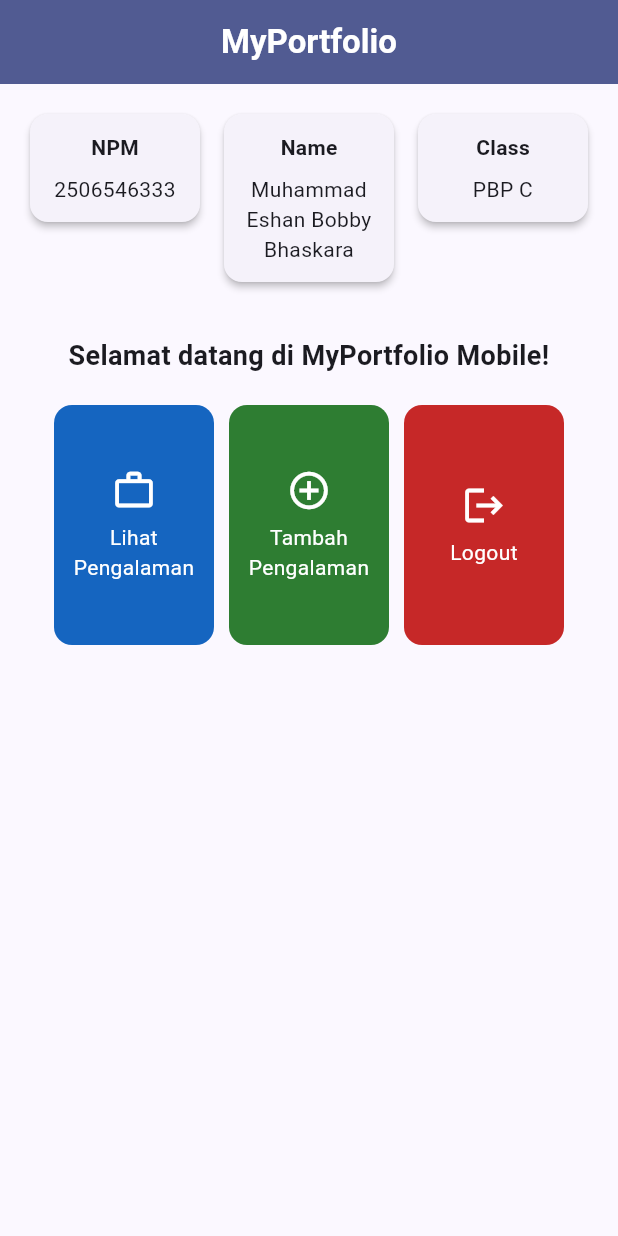
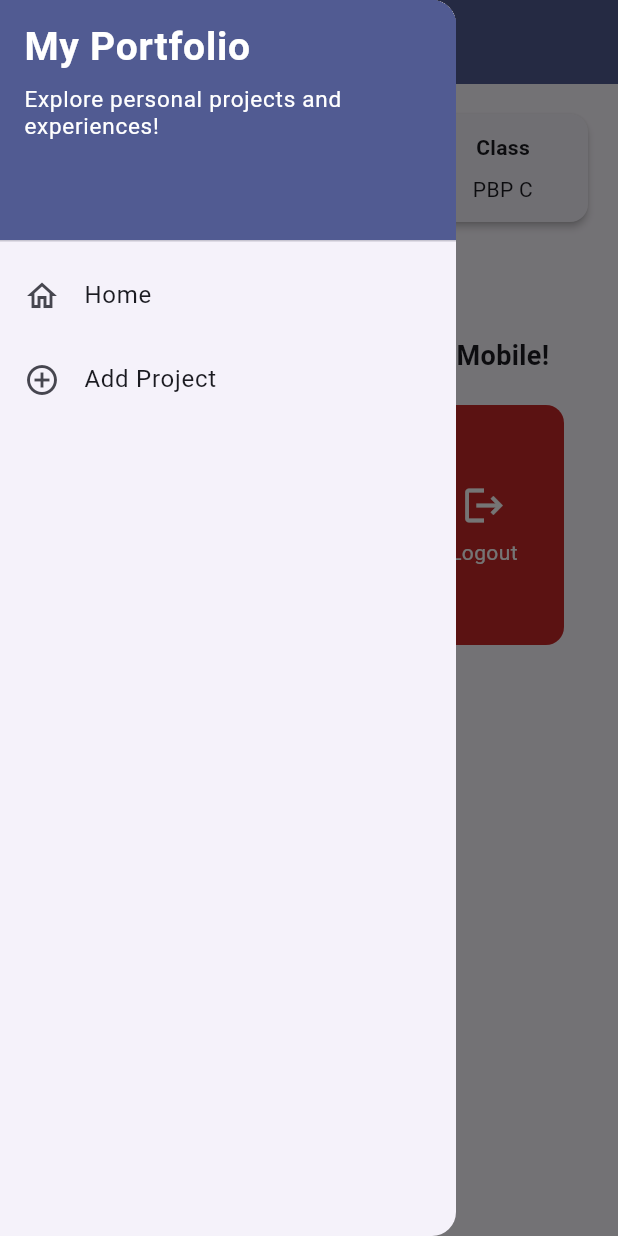
Before and after one commit to bobbybhskara/myportofolio_mobile, a Flutter app: the screen it shows after launch, with the side drawer open (before the commit the screen has no drawer), on a phone screen of 412 x 824 dp. Run offline on Flutter 3.47's test engine with Material 3 defaults, Android fonts, the phone set to English and light mode, and no system bars; our stand-ins replace material_ui.

Commit message:
feat: add shared drawer navigation

```diff
--- a/lib/menu.dart
+++ b/lib/menu.dart
@@ -1,4 +1,5 @@
 import 'package:material_ui/material_ui.dart';
+import 'package:myportofolio_mobile/widgets/left_drawer.dart';
 
 class MyHomePage extends StatelessWidget {
   const MyHomePage({super.key});
@@ -26,7 +27,9 @@ class MyHomePage extends StatelessWidget {
           style: TextStyle(color: Colors.white, fontWeight: FontWeight.bold),
         ),
         backgroundColor: Theme.of(context).colorScheme.primary,
+        iconTheme: const IconThemeData(color: Colors.white),
       ),
+      drawer: const LeftDrawer(),
       body: SafeArea(
         child: SingleChildScrollView(
           padding: const EdgeInsets.all(16),
--- a/lib/project_form.dart
+++ b/lib/project_form.dart
@@ -1,4 +1,5 @@
 import 'package:material_ui/material_ui.dart';
+import 'package:myportofolio_mobile/widgets/left_drawer.dart';
 
 class ProjectFormPage extends StatefulWidget {
   const ProjectFormPage({super.key});
@@ -94,6 +95,7 @@ class _ProjectFormPageState extends State<ProjectFormPage> {
         backgroundColor: Theme.of(context).colorScheme.primary,
         foregroundColor: Colors.white,
       ),
+      drawer: const LeftDrawer(),
       body: SafeArea(
         child: Form(
           key: _formKey,
--- /dev/null
+++ b/lib/widgets/left_drawer.dart
@@ -0,0 +1,66 @@
+import 'package:material_ui/material_ui.dart';
+import 'package:myportofolio_mobile/menu.dart';
+import 'package:myportofolio_mobile/project_form.dart';
+
+class LeftDrawer extends StatelessWidget {
+  const LeftDrawer({super.key});
+
+  void _replacePage(BuildContext context, Widget page) {
+    final navigator = Navigator.of(context);
+    navigator.pop();
+    navigator.pushReplacement(
+      MaterialPageRoute<void>(builder: (context) => page),
+    );
+  }
+
+  @override
+  Widget build(BuildContext context) {
+    return Drawer(
+      child: ListView(
+        padding: EdgeInsets.zero,
+        children: [
+          DrawerHeader(
+            decoration: BoxDecoration(
+              color: Theme.of(context).colorScheme.primary,
+            ),
+            child: const Column(
+              crossAxisAlignment: CrossAxisAlignment.start,
+              children: [
+                Text(
+                  'My Portfolio',
+                  style: TextStyle(
+                    fontSize: 26,
+                    height: 1.2,
+                    fontWeight: FontWeight.bold,
+                    color: Colors.white,
+                  ),
+                ),
+                SizedBox(height: 10),
+                Text(
+                  'Explore personal projects and experiences!',
+                  style: TextStyle(
+                    fontSize: 15,
+                    height: 1.2,
+                    color: Colors.white,
+                  ),
+                ),
+              ],
+            ),
+          ),
+          ListTile(
+            key: const ValueKey('drawer-home'),
+            leading: const Icon(Icons.home_outlined),
+            title: const Text('Home'),
+            onTap: () => _replacePage(context, const MyHomePage()),
+          ),
+          ListTile(
+            key: const ValueKey('drawer-add-project'),
+            leading: const Icon(Icons.add_circle_outline),
+            title: const Text('Add Project'),
+            onTap: () => _replacePage(context, const ProjectFormPage()),
+          ),
+        ],
+      ),
+    );
+  }
+}
```
Also changed, not shown: 1 other file.
